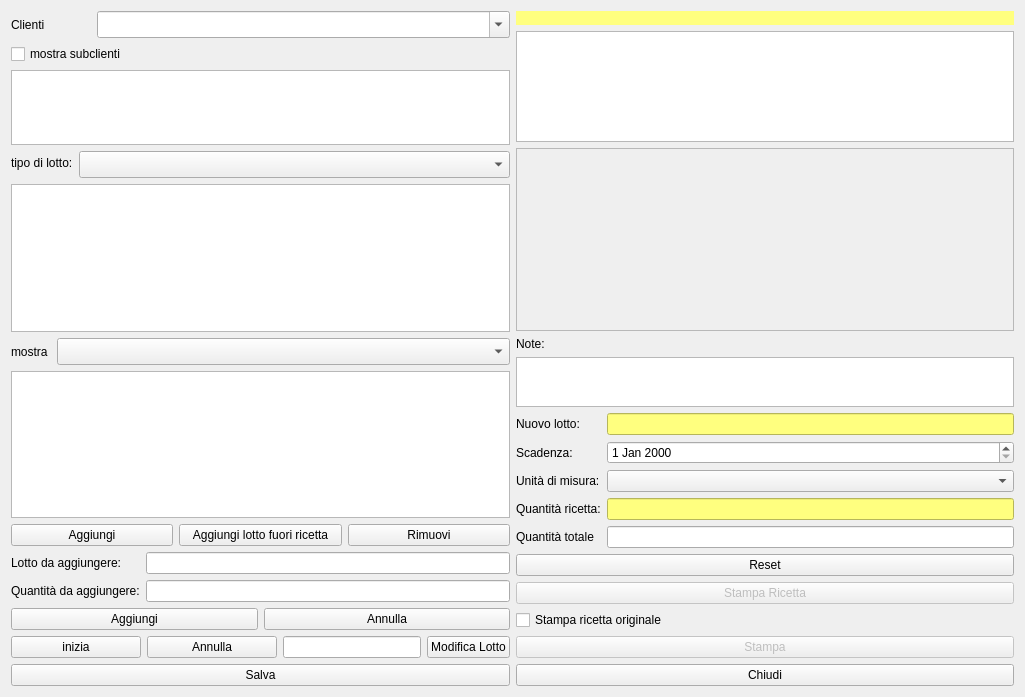
First picture: the form in hproduction.ui, repository fblabs/hamlet-mod-sancon, before the edit.
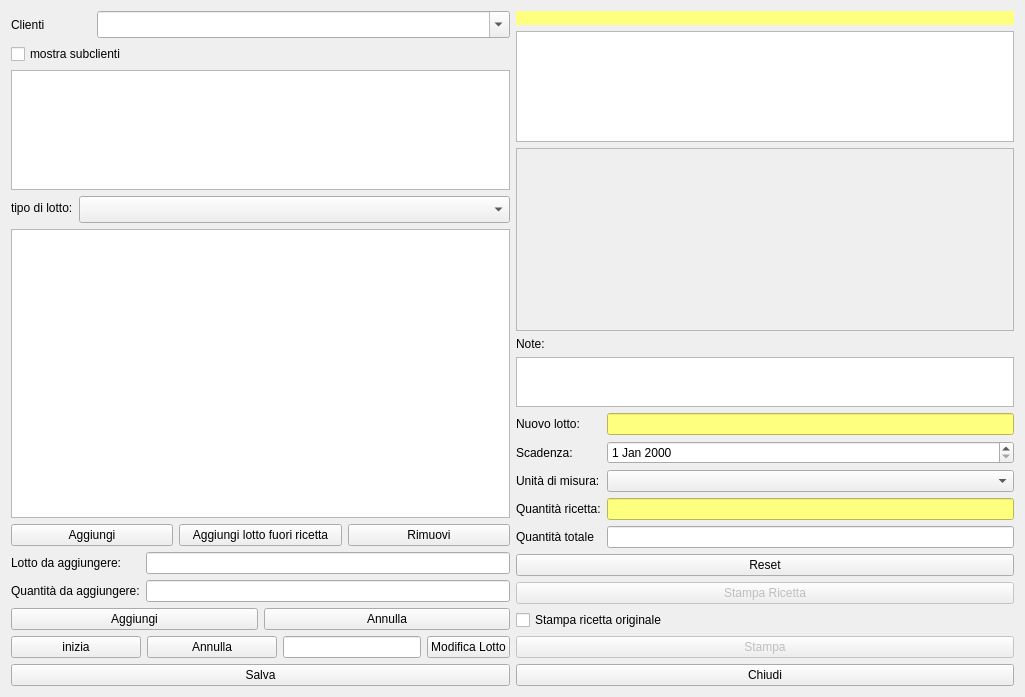
Second picture: the form after the edit. Icons and pictures are not drawn.

What changed in the file:
```diff
--- a/hproduction.ui
+++ b/hproduction.ui
@@ -127,39 +127,7 @@
         </widget>
        </item>
        <item>
-        <layout class="QHBoxLayout" name="horizontalLayout_8">
-         <item>
-          <widget class="QLabel" name="label">
-           <property name="maximumSize">
-            <size>
-             <width>40</width>
-             <height>16777215</height>
-            </size>
-           </property>
-           <property name="text">
-            <string>mostra</string>
-           </property>
-          </widget>
-         </item>
-         <item>
-          <widget class="QComboBox" name="cbQuanti">
-           <property name="font">
-            <font>
-             <pointsize>12</pointsize>
-            </font>
-           </property>
-          </widget>
-         </item>
-        </layout>
-       </item>
-       <item>
-        <widget class="QListView" name="lvLastLots">
-         <property name="font">
-          <font>
-           <pointsize>12</pointsize>
-          </font>
-         </property>
-        </widget>
+        <layout class="QHBoxLayout" name="horizontalLayout_8"/>
        </item>
        <item>
         <layout class="QHBoxLayout" name="horizontalLayout_3">
```
